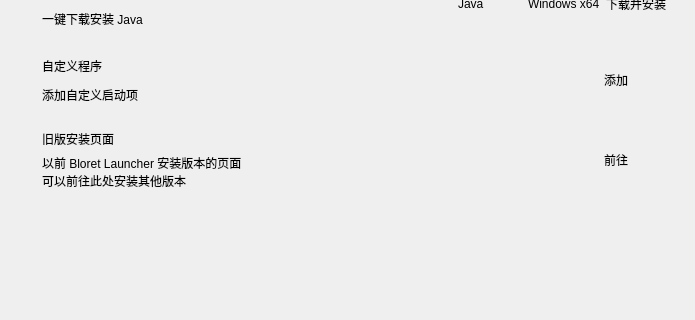
Before: the Qt Designer form ui/download.ui in BloretCrew/Bloret-Launcher, drawn with Qt 5; both pictures show x 0 to 695 and y 227 to 547 of the 695 by 950 pixel window.
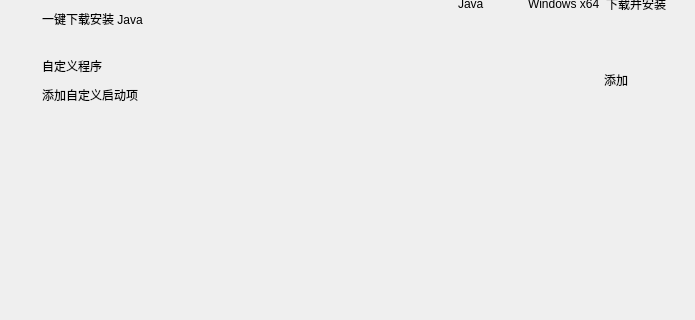
After: the same form once the commit is applied. Icons and pictures are not drawn. Custom widgets are drawn as their Qt base class.

```diff
--- a/ui/download.ui
+++ b/ui/download.ui
@@ -468,114 +468,6 @@
          </layout>
         </widget>
        </item>
-       <item>
-        <widget class="CardWidget" name="CardWidget_8">
-         <property name="minimumSize">
-          <size>
-           <width>0</width>
-           <height>70</height>
-          </size>
-         </property>
-         <layout class="QHBoxLayout" name="horizontalLayout_13">
-          <item>
-           <widget class="BodyLabel" name="BodyLabel_5">
-            <property name="maximumSize">
-             <size>
-              <width>50</width>
-              <height>50</height>
-             </size>
-            </property>
-            <property name="text">
-             <string/>
-            </property>
-            <property name="pixmap">
-             <pixmap>icon/Command_Block.gif</pixmap>
-            </property>
-            <property name="scaledContents">
-             <bool>true</bool>
-            </property>
-            <property name="wordWrap">
-             <bool>false</bool>
-            </property>
-           </widget>
-          </item>
-          <item>
-           <layout class="QVBoxLayout" name="verticalLayout_17">
-            <item>
-             <widget class="StrongBodyLabel" name="StrongBodyLabel_26">
-              <property name="text">
-               <string>旧版安装页面</string>
-              </property>
-             </widget>
-            </item>
-            <item>
-             <widget class="CaptionLabel" name="CaptionLabel_16">
-              <property name="sizePolicy">
-               <sizepolicy hsizetype="Expanding" vsizetype="Preferred">
-                <horstretch>0</horstretch>
-                <verstretch>0</verstretch>
-               </sizepolicy>
-              </property>
-              <property name="minimumSize">
-               <size>
-                <width>200</width>
-                <height>0</height>
-               </size>
-              </property>
-              <property name="text">
-               <string>以前 Bloret Launcher 安装版本的页面
-可以前往此处安装其他版本</string>
-              </property>
-              <property name="wordWrap">
-               <bool>true</bool>
-              </property>
-              <property name="lightColor" stdset="0">
-               <color alpha="150">
-                <red>0</red>
-                <green>0</green>
-                <blue>0</blue>
-               </color>
-              </property>
-              <property name="darkColor" stdset="0">
-               <color alpha="200">
-                <red>255</red>
-                <green>255</green>
-                <blue>255</blue>
-               </color>
-              </property>
-             </widget>
-            </item>
-           </layout>
-          </item>
-          <item>
-           <spacer name="horizontalSpacer_19">
-            <property name="orientation">
-             <enum>Qt::Horizontal</enum>
-            </property>
-            <property name="sizeHint" stdset="0">
-             <size>
-              <width>195</width>
-              <height>20</height>
-             </size>
-            </property>
-           </spacer>
-          </item>
-          <item>
-           <widget class="PushButton" name="Old_download_Page">
-            <property name="minimumSize">
-             <size>
-              <width>100</width>
-              <height>0</height>
-             </size>
-            </property>
-            <property name="text">
-             <string>前往</string>
-            </property>
-           </widget>
-          </item>
-         </layout>
-        </widget>
-       </item>
        <item>
         <spacer name="verticalSpacer">
          <property name="orientation">
```
